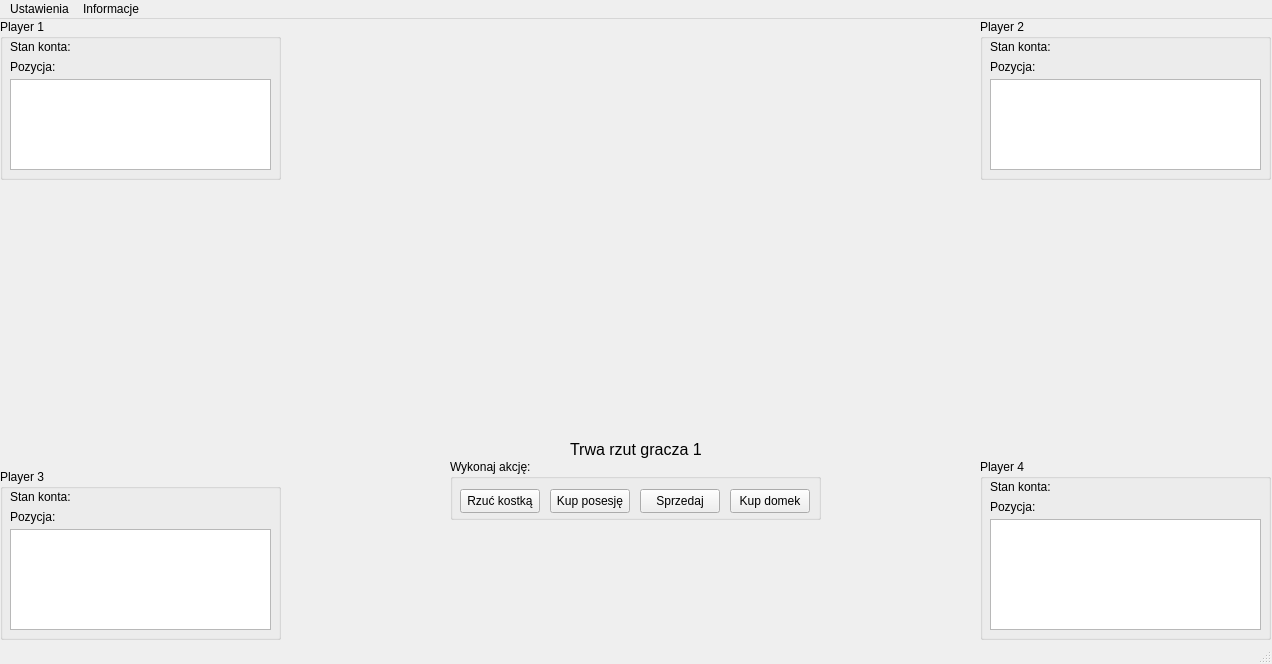
Qt form mainwindow.ui (piterbx/naukopoly) before a commit.
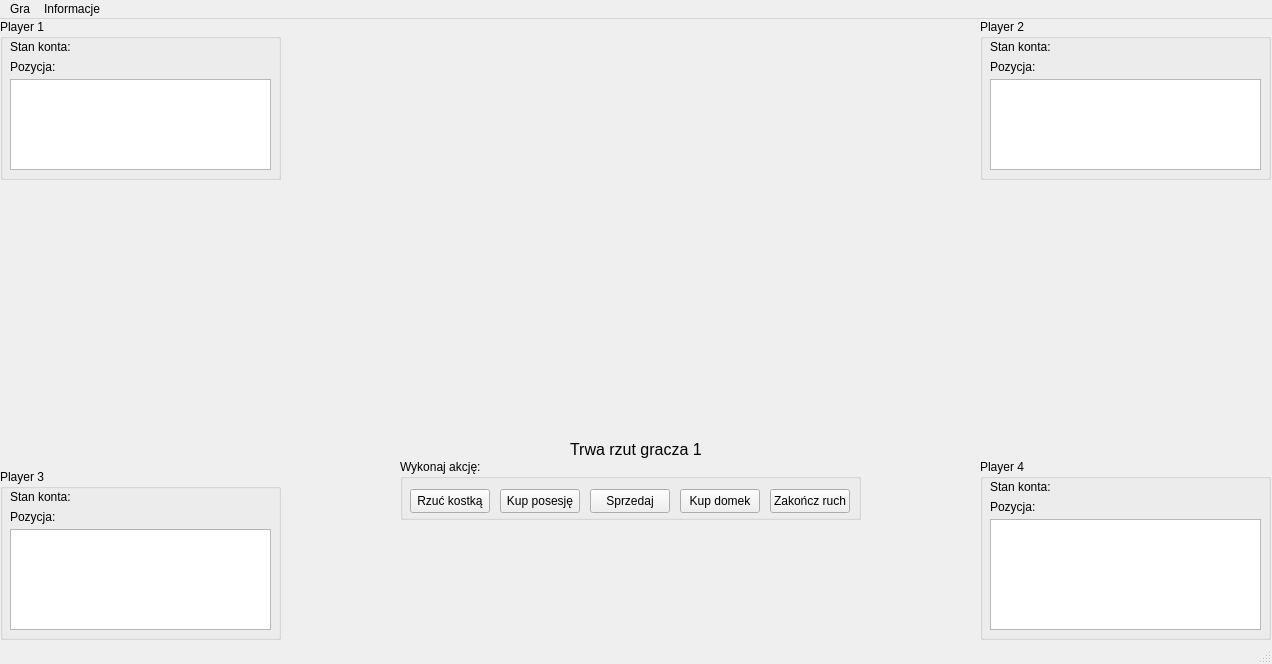
The same form after that commit. Icons and pictures are not drawn.

Commit message: action on new game/end game added (QDialog), added button end move

The edit to the form file:
```diff
--- a/mainwindow.ui
+++ b/mainwindow.ui
@@ -93,9 +93,9 @@
    <widget class="QGroupBox" name="groupBoxMenu">
     <property name="geometry">
      <rect>
-      <x>450</x>
+      <x>400</x>
       <y>440</y>
-      <width>371</width>
+      <width>461</width>
       <height>61</height>
      </rect>
     </property>
@@ -154,6 +154,19 @@
       <string>Kup domek</string>
      </property>
     </widget>
+    <widget class="QPushButton" name="pushButtonEndMove">
+     <property name="geometry">
+      <rect>
+       <x>370</x>
+       <y>30</y>
+       <width>80</width>
+       <height>24</height>
+      </rect>
+     </property>
+     <property name="text">
+      <string>Zakończ ruch</string>
+     </property>
+    </widget>
    </widget>
    <widget class="QLabel" name="labelCurrentPlayerMoveInfo">
     <property name="geometry">
@@ -328,7 +341,7 @@
      <rect>
       <x>530</x>
       <y>300</y>
-      <width>251</width>
+      <width>341</width>
       <height>81</height>
      </rect>
     </property>
@@ -443,14 +456,14 @@
      <height>21</height>
     </rect>
    </property>
-   <widget class="QMenu" name="menuUstawienia">
+   <widget class="QMenu" name="menuSettings">
     <property name="title">
-     <string>Ustawienia</string>
+     <string>Gra</string>
     </property>
     <addaction name="actionReset"/>
     <addaction name="actionExit"/>
    </widget>
-   <widget class="QMenu" name="menuInformacje">
+   <widget class="QMenu" name="menuInfo">
     <property name="enabled">
      <bool>true</bool>
     </property>
@@ -463,8 +476,8 @@
     <addaction name="actionRules"/>
     <addaction name="actionAboutAuthors"/>
    </widget>
-   <addaction name="menuUstawienia"/>
-   <addaction name="menuInformacje"/>
+   <addaction name="menuSettings"/>
+   <addaction name="menuInfo"/>
   </widget>
   <widget class="QStatusBar" name="statusbar"/>
   <action name="actionReset">
```
Left out of the diff: 22 changed lines with no effect on the pictures. The commit also changes 6 other files.
